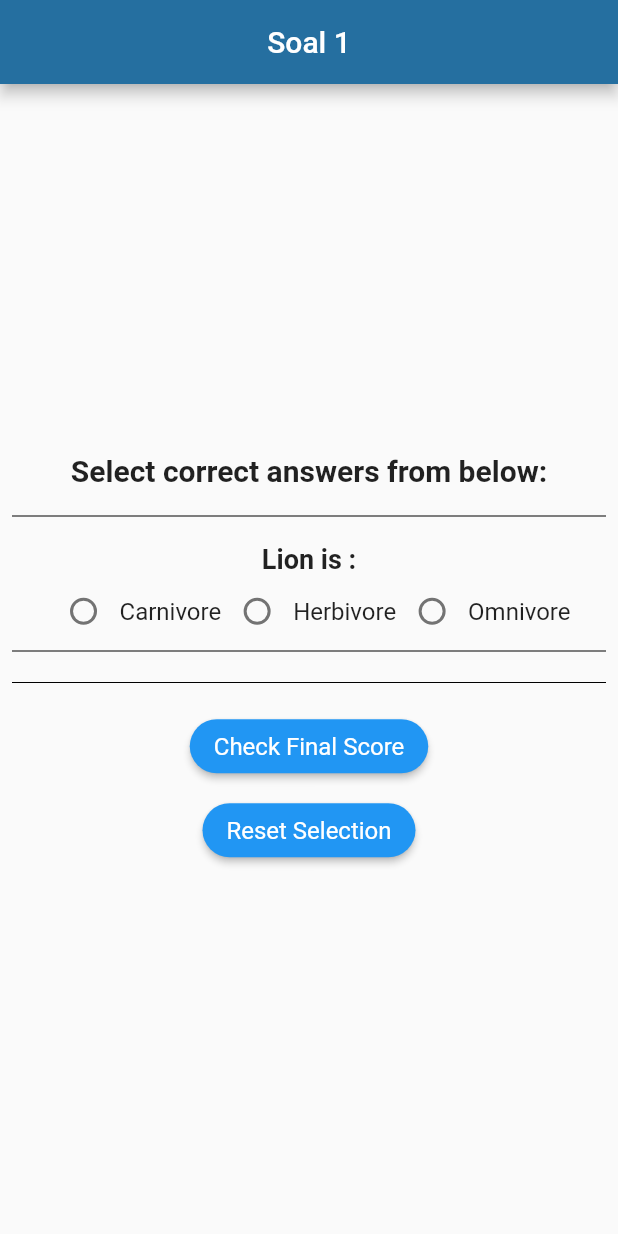
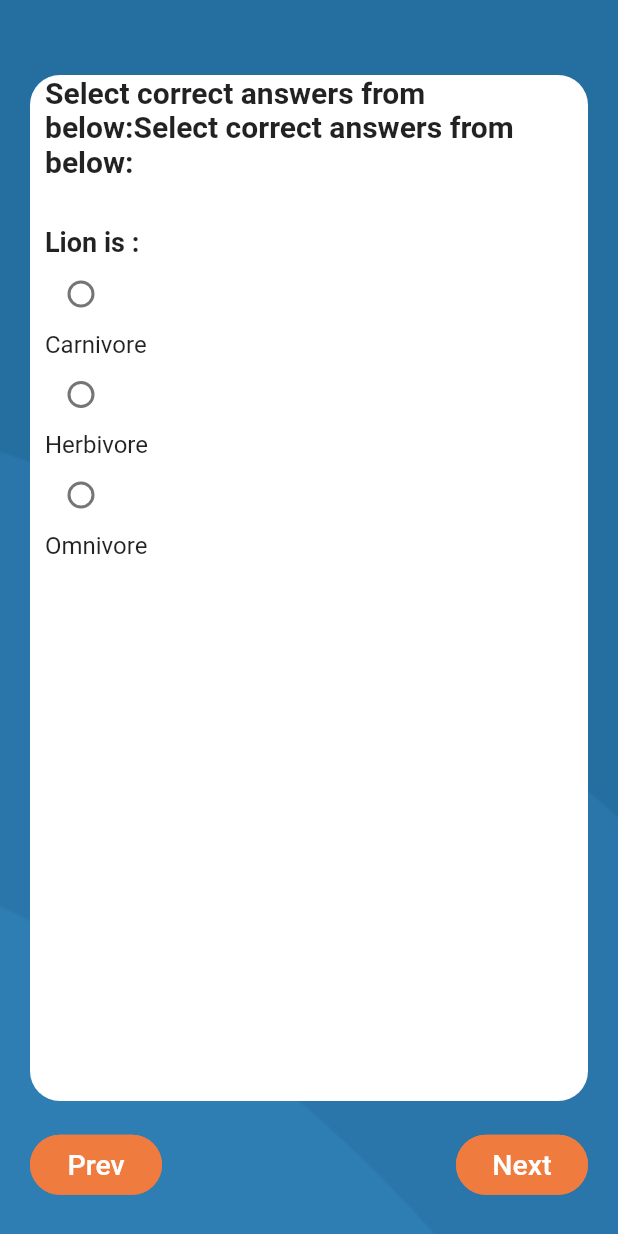
Before and after one commit to syarifhdyt23/surveyqu, a Flutter app: the SurveyDetail screen opened directly, on a phone screen of 412 x 824 dp. Run offline on Flutter 3.47's test engine with Material 2 defaults, Android fonts, the phone set to English and light mode, and no system bars; our stand-ins replace awesome_dialog, flutter_swiper, fluttertoast, liquid_swipe, pin_code_fields, shared_preferences and 1 more; accounts and stored records are empty; network calls fail.

Commit message:
soal detail

```diff
--- a/lib/survey/surveydetail.dart
+++ b/lib/survey/surveydetail.dart
@@ -1,5 +1,6 @@
 import 'package:flutter/material.dart';
 import 'package:fluttertoast/fluttertoast.dart';
+import 'package:surveyqu/hexacolor.dart';
 
 class SurveyDetail extends StatefulWidget {
   @override
@@ -7,6 +8,7 @@ class SurveyDetail extends StatefulWidget {
 }
 
 class _SurveyDetailState extends State<SurveyDetail> {
+  Size size;
   int _radioValue1 = -1;
   int correctScore = 0;
   int _radioValue2 = -1;
@@ -126,26 +128,39 @@ class _SurveyDetailState extends State<SurveyDetail> {
 
   @override
   Widget build(BuildContext context) {
+    size = MediaQuery.of(context).size;
     return new Scaffold(
-        appBar: AppBar(
-          automaticallyImplyLeading: false,
-          title: new Text('Soal 1'),
-          centerTitle: true,
+        body: new Container(
+          width: size.width,
+            decoration: BoxDecoration(
+              image: new DecorationImage(
+                image: new AssetImage('images/bannerlandscape.png'),
+                fit: BoxFit.cover,
               ),
-        body: new Container(
-            padding: EdgeInsets.all(8.0),
-            child: new Column(
-                mainAxisAlignment: MainAxisAlignment.center,
+            ),
+            child: new Stack(
+              children: [
+                new Container(
+                  decoration: BoxDecoration(
+                    color: Colors.white,
+                    borderRadius: BorderRadius.all(Radius.circular(20),
+                    ),
+                  ),
+                  margin: EdgeInsets.only(top: 50, left: 20, right: 20, bottom: 90),
+                  child: new Container(
+                    margin: EdgeInsets.only(left: 10, right: 10),
+                    child: new ListView(
+                        // mainAxisAlignment: MainAxisAlignment.start,
+                        // crossAxisAlignment: CrossAxisAlignment.start,
                         children: <Widget>[
                           new Text(
-                    'Select correct answers from below:',
+                            'Select correct answers from below:Select correct answers from below:',
                             style: new TextStyle(
                                 fontSize: 20.0, fontWeight: FontWeight.bold),
                           ),
                           new Padding(
                             padding: new EdgeInsets.all(8.0),
                           ),
-                  new Divider(height: 5.0, color: Colors.black),
                           new Padding(
                             padding: new EdgeInsets.all(8.0),
                           ),
@@ -156,8 +171,9 @@ class _SurveyDetailState extends State<SurveyDetail> {
                               fontSize: 18.0,
                             ),
                           ),
-                  new Row(
-                    mainAxisAlignment: MainAxisAlignment.center,
+                          new Column(
+                            mainAxisAlignment: MainAxisAlignment.start,
+                            crossAxisAlignment: CrossAxisAlignment.start,
                             children: <Widget>[
                               new Radio(
                                 value: 0,
@@ -190,53 +206,56 @@ class _SurveyDetailState extends State<SurveyDetail> {
                               ),
                             ],
                           ),
-                  new Divider(
-                    height: 5.0,
-                    color: Colors.black,
-                  ),
                           new Padding(
                             padding: new EdgeInsets.all(8.0),
                           ),
-                  new Column(
-                    mainAxisAlignment: MainAxisAlignment.center,
-                    children: <Widget>[
-                      new Divider(
-                        height: 5.0,
-                        color: Colors.black,
+                        ]
                     ),
-                      new Padding(
-                        padding: new EdgeInsets.all(8.0),
                   ),
-                      new RaisedButton(
-                        onPressed: validateAnswers,
-                        child: new Text(
-                          'Check Final Score',
-                          style: new TextStyle(
-                              fontSize: 16.0,
-                              fontWeight: FontWeight.normal,
-                              color: Colors.white),
                 ),
-                        color: Theme.of(context).accentColor,
+                new Positioned(
+                  // alignment: Alignment.bottomCenter,
+                  // color: new HexColor('#256fa0'),
+                  height: 60,
+                  width: size.width,
+                  bottom: 20,
+                  child: new Row(
+                    mainAxisAlignment: MainAxisAlignment.spaceBetween,
+                    children: [
+                      new Container(
+                        height: 40,
+                        margin: const EdgeInsets.only(left: 20, right: 20.0, top: 5),
+                        child: new FlatButton(
+                          onPressed: () async {
+                          },
+                          splashColor: new HexColor("#F07B3F"),
+                          highlightColor: new HexColor("#F07B3F"),
+                          child: new Text('Prev', style: new TextStyle( color: Colors.white, fontSize: 19)),
                           shape: new RoundedRectangleBorder(
-                            borderRadius: new BorderRadius.circular(20.0)),
+                              borderRadius: new BorderRadius.circular(20.0),
+                              side: new BorderSide(color: new HexColor("#F07B3F"))
                           ),
-                      new Padding(
-                        padding: EdgeInsets.all(4.0),
+                          color: new HexColor("#F07B3F"),
                         ),
-                      new RaisedButton(
-                        onPressed: resetSelection,
-                        child: new Text(
-                          'Reset Selection',
-                          style: new TextStyle(
-                              fontWeight: FontWeight.normal,
-                              fontSize: 16.0,
-                              color: Colors.white),
                       ),
-                        color: Theme.of(context).accentColor,
+                      new Container(
+                        height: 40,
+                        margin: const EdgeInsets.only(left: 20, right: 20.0, top: 5),
+                        child: new FlatButton(
+                          onPressed: () async {
+                          },
+                          splashColor: new HexColor("#F07B3F"),
+                          highlightColor: new HexColor("#F07B3F"),
+                          child: new Text('Next', style: new TextStyle( color: Colors.white, fontSize: 19)),
                           shape: new RoundedRectangleBorder(
-                            borderRadius: new BorderRadius.circular(20.0)),
-                      )
+                              borderRadius: new BorderRadius.circular(20.0),
+                              side: new BorderSide(color: new HexColor("#F07B3F"))
+                          ),
+                          color: new HexColor("#F07B3F"),
+                        ),
+                      ),
                     ],
+                  ),
                 ),
               ]
             )
```
Also changed, not shown: lib/home/home.dart (+9 -4 lines), lib/network_utils/api.dart (+16 -2 lines), lib/survey/surveyview.dart (+67 -11 lines). Lines whose indentation alone changed are shown as unchanged.
